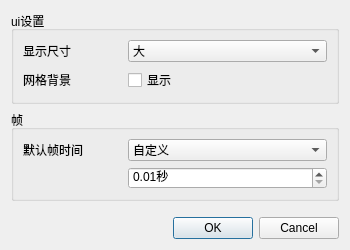
Old version of the form DrillGIFActionSequenceEditor/Source/Utils/widgetFormSenior/animationListEditor/private/w_ALEConfigEdit.ui in the repository DrillUp/DrillGIFActionSequenceEditor.
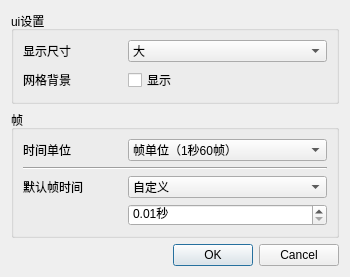
New version of the form. The open tabs and pages were chosen to show the change.

```diff
--- a/DrillGIFActionSequenceEditor/Source/Utils/widgetFormSenior/animationListEditor/private/w_ALEConfigEdit.ui
+++ b/DrillGIFActionSequenceEditor/Source/Utils/widgetFormSenior/animationListEditor/private/w_ALEConfigEdit.ui
@@ -7,7 +7,7 @@
     <x>0</x>
     <y>0</y>
     <width>350</width>
-    <height>250</height>
+    <height>260</height>
    </rect>
   </property>
   <property name="windowTitle">
@@ -73,15 +73,48 @@
       <string>帧</string>
      </property>
      <layout class="QGridLayout" name="gridLayout" columnstretch="1,2">
+      <item row="0" column="1">
+       <widget class="QComboBox" name="comboBox_unit">
+        <item>
+         <property name="text">
+          <string>帧单位（1秒60帧）</string>
+         </property>
+        </item>
+        <item>
+         <property name="text">
+          <string>秒单位（1秒100帧）</string>
+         </property>
+        </item>
+       </widget>
+      </item>
+      <item row="2" column="0" colspan="2">
+       <widget class="QStackedWidget" name="stackedWidget">
+        <property name="currentIndex">
+         <number>0</number>
+        </property>
+        <widget class="QWidget" name="page_frameUnit">
+         <layout class="QGridLayout" name="gridLayout_3" columnstretch="1,2">
+          <property name="leftMargin">
+           <number>0</number>
+          </property>
+          <property name="topMargin">
+           <number>0</number>
+          </property>
+          <property name="rightMargin">
+           <number>0</number>
+          </property>
+          <property name="bottomMargin">
+           <number>0</number>
+          </property>
       <item row="0" column="0">
-       <widget class="QLabel" name="label">
+           <widget class="QLabel" name="label_frameUnit">
         <property name="text">
          <string>默认帧时间</string>
         </property>
        </widget>
       </item>
       <item row="0" column="1">
-       <widget class="QComboBox" name="comboBox">
+           <widget class="QComboBox" name="comboBox_frameUnit">
         <item>
          <property name="text">
           <string>自定义</string>
@@ -90,7 +123,52 @@
        </widget>
       </item>
       <item row="1" column="1">
-       <widget class="QDoubleSpinBox" name="doubleSpinBox">
+           <widget class="QSpinBox" name="spinBox_frameUnit">
+            <property name="suffix">
+             <string>帧</string>
+            </property>
+            <property name="minimum">
+             <number>1</number>
+            </property>
+            <property name="maximum">
+             <number>999999</number>
+            </property>
+           </widget>
+          </item>
+         </layout>
+        </widget>
+        <widget class="QWidget" name="page_secondUnit">
+         <layout class="QGridLayout" name="gridLayout_4" columnstretch="1,2">
+          <property name="leftMargin">
+           <number>0</number>
+          </property>
+          <property name="topMargin">
+           <number>0</number>
+          </property>
+          <property name="rightMargin">
+           <number>0</number>
+          </property>
+          <property name="bottomMargin">
+           <number>0</number>
+          </property>
+          <item row="0" column="0">
+           <widget class="QLabel" name="label_secondUnit">
+            <property name="text">
+             <string>默认帧时间</string>
+            </property>
+           </widget>
+          </item>
+          <item row="0" column="1">
+           <widget class="QComboBox" name="comboBox_secondUnit">
+            <item>
+             <property name="text">
+              <string>自定义</string>
+             </property>
+            </item>
+           </widget>
+          </item>
+          <item row="1" column="1">
+           <widget class="QDoubleSpinBox" name="doubleSpinBox_secondUnit">
         <property name="suffix">
          <string>秒</string>
         </property>
@@ -107,6 +185,24 @@
       </item>
      </layout>
     </widget>
+       </widget>
+      </item>
+      <item row="0" column="0">
+       <widget class="QLabel" name="label_frameUnit_2">
+        <property name="text">
+         <string>时间单位</string>
+        </property>
+       </widget>
+      </item>
+      <item row="1" column="0" colspan="2">
+       <widget class="Line" name="line">
+        <property name="orientation">
+         <enum>Qt::Horizontal</enum>
+        </property>
+       </widget>
+      </item>
+     </layout>
+    </widget>
    </item>
    <item>
     <spacer name="verticalSpacer">
```
Left out of the diff: 20 changed lines with no effect on the pictures. Lines whose indentation alone changed are shown as unchanged.
